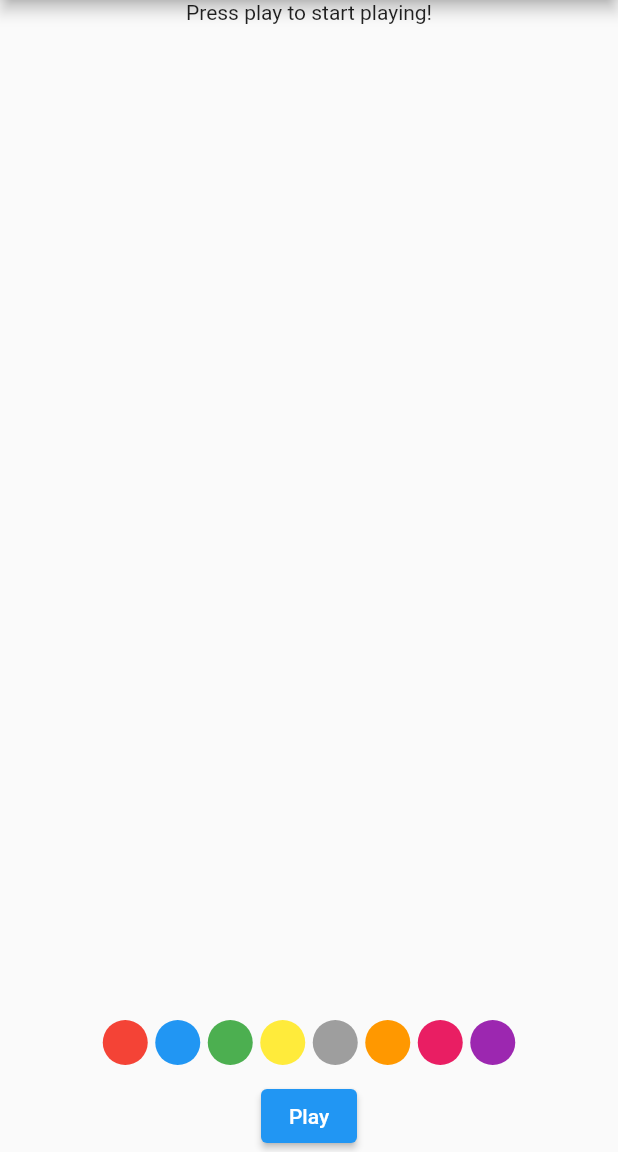
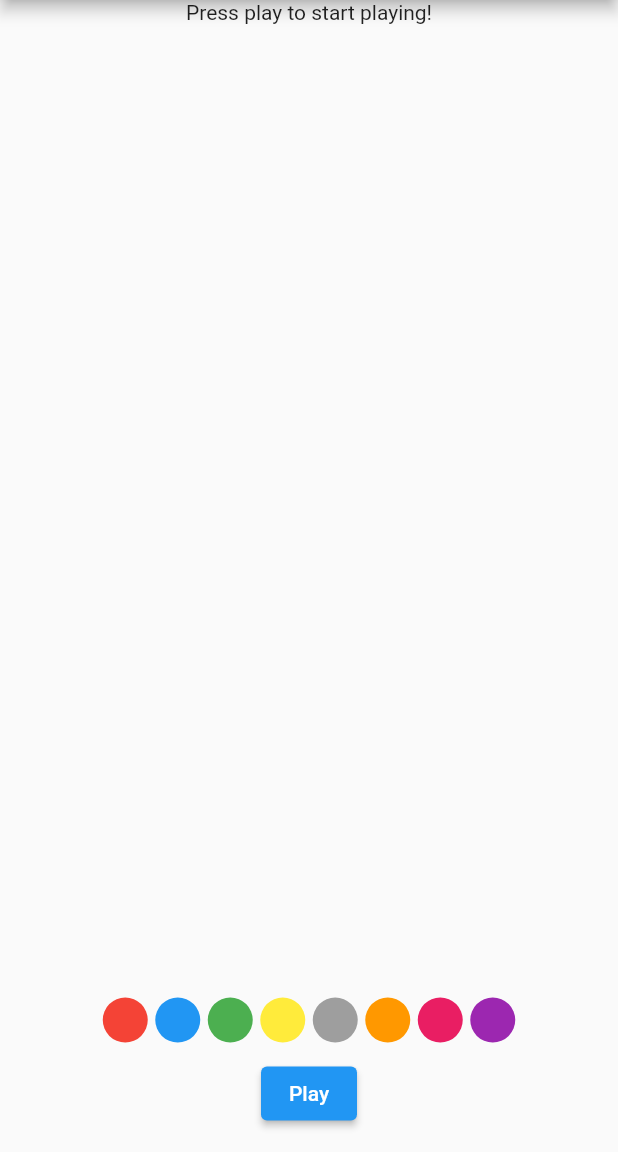
Before and after one commit to George-Spanos/mastermind, a Flutter app: the screen it shows after launch, on a phone screen of 412 x 824 dp, the part 84-1236 px from its top. Run offline on Flutter 3.47's test engine with Material 2 defaults, Android fonts, the phone set to English and light mode, and no system bars; our stand-ins replace equatable, flutter_bloc, flutter_dotenv.

```diff
--- a/ui/lib/game/game/game.dart
+++ b/ui/lib/game/game/game.dart
@@ -27,13 +27,16 @@ class _GameState extends State<Game> {
             width: 340,
             child: Column(children: [
               const Flexible(fit: FlexFit.tight, child: CodeGuessList()),
-              ColorList(),
+              const ColorList(),
               ElevatedButton(
                   onPressed: _startPlaying,
                   child: BlocBuilder<GameBloc, GameState>(
                       builder: (context, state) => state is GamePlaying
                           ? const Text("Submit Guess")
                           : const Text("Play"))),
+              const SizedBox(
+                height: 15,
+              )
             ]),
           ),
         ],
```
